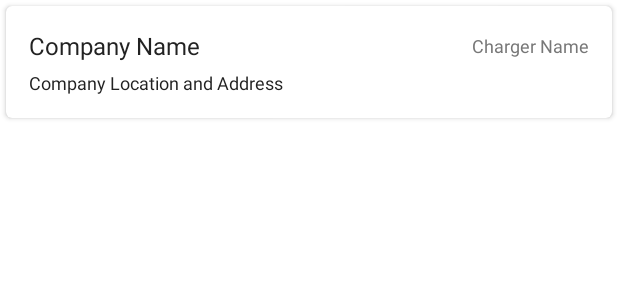
After one commit to yjham2002/BidInfo, an Android app: the layout listview_company.xml on its own in the app's theme, with its tools: preview values and no code run, on a phone screen of 412 x 824 dp. The commit adds this screen. Shown: the top 300 px of the screen. Run offline under Robolectric (Android 15) with nearby library versions, the phone set to English and light mode, and no system bars.

Commit message:
Company List added and registering method modified

```diff
--- a/app/src/main/java/com/dgu/lelab/bid/bidinfo/CommentData.java
+++ b/app/src/main/java/com/dgu/lelab/bid/bidinfo/CommentData.java
@@ -20,4 +20,5 @@ public class CommentData {
         this.amount = amount;
         this.mid = mid;
     }
+
 }
--- a/app/src/main/java/com/dgu/lelab/bid/bidinfo/NoticeActivity.java
+++ b/app/src/main/java/com/dgu/lelab/bid/bidinfo/NoticeActivity.java
@@ -55,6 +55,7 @@ public class NoticeActivity extends AppCompatActivity implements View.OnClickLis
             public void handleMessage(Message msg){
                 String jsonString = msg.getData().getString("jsonString");
                 try {
+                    noticeAdapter.mListData.clear();
                     JSONArray json_arr = new JSONArray(jsonString);
                     for(int i = 0; i < json_arr.length(); i++) {
                         JSONObject json_list = json_arr.getJSONObject(i);
--- a/app/src/main/java/util/URL.java
+++ b/app/src/main/java/util/URL.java
@@ -15,5 +15,8 @@ public class URL {
     public static final String REST_CHECK = "/board/check";
     public static final String REST_GCM_NEW = "/gcm/new";
     public static final String REST_HIT = "/board/count/";
+    public static final String REST_COMPANY_ALL = "/company";
+    public static final String REST_COMPANY_ONE = "/company/";
+    public static final String REST_COMPANY_NEW = "/company/new";
 
 }
--- a/app/src/main/res/layout/activity_apply.xml
+++ b/app/src/main/res/layout/activity_apply.xml
@@ -112,7 +112,7 @@
                 android:layout_width="match_parent"
                 android:layout_height="wrap_content"
                 android:layout_marginBottom="@dimen/default_margin"
-                android:text="생년월일 선택"
+                android:text="개업일자 선택"
                 android:layout_gravity="center_horizontal|bottom" />
             <android.support.v7.widget.AppCompatButton
                 android:theme="@style/WhiteButton"
--- /dev/null
+++ b/app/src/main/res/layout/listview_company.xml
@@ -0,0 +1,50 @@
+<?xml version="1.0" encoding="utf-8"?>
+<android.support.v7.widget.CardView xmlns:android="http://schemas.android.com/apk/res/android"
+    xmlns:card_view="http://schemas.android.com/apk/res-auto"
+    android:id="@+id/cardview"
+    android:layout_width="match_parent"
+    android:layout_height="wrap_content"
+    android:layout_margin="4dp"
+    card_view:cardCornerRadius="4dp"
+    >
+        <LinearLayout
+            android:orientation="vertical"
+            android:padding="@dimen/default_margin"
+            android:layout_weight="7"
+            android:layout_width="match_parent"
+            android:layout_height="wrap_content">
+            <FrameLayout
+                android:orientation="horizontal"
+                android:layout_width="match_parent"
+                android:layout_height="wrap_content">
+                <TextView
+                    android:layout_width="wrap_content"
+                    android:layout_height="wrap_content"
+                    android:text="Company Name"
+                    android:id="@+id/com_name"
+                    android:layout_gravity="left|center_vertical"
+                    android:textColor="@color/jet"
+                    android:gravity="center"
+                    android:textSize="@dimen/default_text_mid" />
+                <TextView
+                    android:layout_width="wrap_content"
+                    android:layout_height="match_parent"
+                    android:layout_marginLeft="@dimen/default_margin"
+                    android:layout_gravity="right|center_vertical"
+                    android:text="Charger Name"
+                    android:id="@+id/com_rprt"
+                    android:textColor="@color/monsoon"
+                    android:textSize="@dimen/default_text" />
+            </FrameLayout>
+
+            <TextView
+                android:layout_width="wrap_content"
+                android:layout_height="wrap_content"
+                android:layout_marginTop="@dimen/week_padding"
+                android:text="Company Location and Address"
+                android:id="@+id/com_addr"
+                android:textColor="@color/jet"
+                android:textSize="@dimen/default_text" />
+        </LinearLayout>
+
+</android.support.v7.widget.CardView>
```
Also changed, not shown: app/src/main/java/com/dgu/lelab/bid/bidinfo/ApplyActivity.java (+7 -1 lines), app/src/main/java/com/dgu/lelab/bid/bidinfo/CompanyAdapter.java (added, +82 -0 lines), app/src/main/java/com/dgu/lelab/bid/bidinfo/CompanyData.java (added, +31 -0 lines), app/src/main/java/com/dgu/lelab/bid/bidinfo/CompanyPickerActivity.java (+72 -1 lines), app/src/main/res/layout/activity_company_picker.xml (+36 -8 lines).
